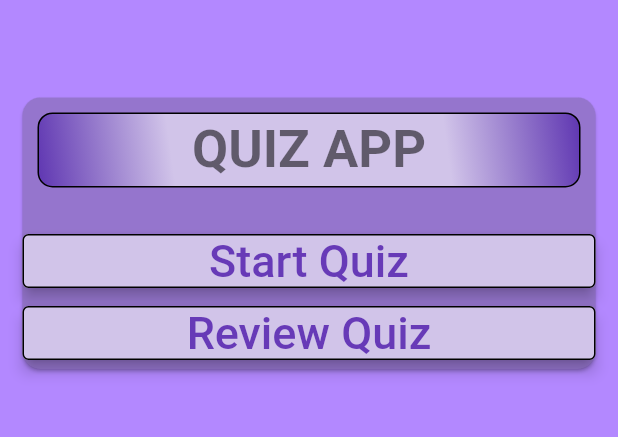
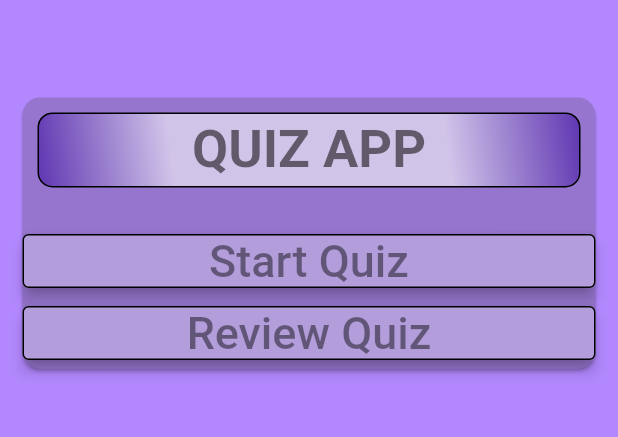
Before and after one commit to SFP95/App_Gramming, a Flutter app: the screen it shows after launch, on a phone screen of 412 x 824 dp, the part 347-784 px from its top. Run offline on Flutter 3.47's test engine with Material 2 defaults, Android fonts, the light colour scheme and no system bars.

Commit message:
18.11.22

```diff
--- a/lib/pages/Home.dart
+++ b/lib/pages/Home.dart
@@ -66,9 +66,9 @@ class Home extends StatelessWidget{
                       onPressed: (){
                         Navigator.pushNamed(context, '/QuizPage');
                       },
-                      child: const Text('Start Quiz', style: TextStyle(fontSize: 30)),
+                      child: const Text('Start Quiz', style: TextStyle(fontSize: 30,color:Colors.black45)),
                       style: OutlinedButton.styleFrom(
-                        backgroundColor: Colors.deepPurple.shade100,
+                        backgroundColor: Colors.deepPurple.shade200,
                         elevation: 4,
                         side: const BorderSide(width: 1),
                       ),
@@ -77,9 +77,9 @@ class Home extends StatelessWidget{
                       onPressed: (){
                         Navigator.pushNamed(context, '/ReviewPage');
                       },
-                      child: const Text('Review Quiz', style: TextStyle(fontSize: 30)),
+                      child: const Text('Review Quiz', style: TextStyle(fontSize: 30,color:Colors.black45)),
                       style: OutlinedButton.styleFrom(
-                          backgroundColor: Colors.deepPurple.shade100,
+                          backgroundColor: Colors.deepPurple.shade200,
                           elevation: 4,
                           side: const BorderSide(width: 1)
                       ),),
```
